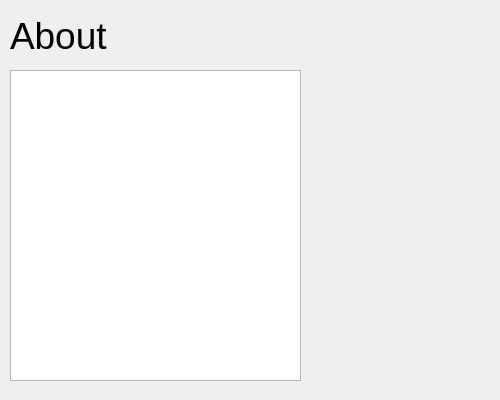
Old version of the form Monterey/rovabout.ui in the repository rovsuite/monterey.
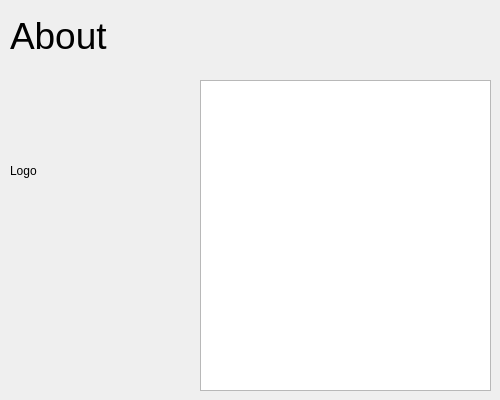
New version of the form.

Diff of the .ui file:
```diff
--- a/Monterey/rovabout.ui
+++ b/Monterey/rovabout.ui
@@ -34,8 +34,8 @@
   <widget class="QTextEdit" name="teAbout">
    <property name="geometry">
     <rect>
-     <x>10</x>
-     <y>70</y>
+     <x>200</x>
+     <y>80</y>
      <width>291</width>
      <height>311</height>
     </rect>
@@ -44,6 +44,19 @@
     <bool>true</bool>
    </property>
   </widget>
+  <widget class="QLabel" name="labelIcon">
+   <property name="geometry">
+    <rect>
+     <x>10</x>
+     <y>80</y>
+     <width>181</width>
+     <height>181</height>
+    </rect>
+   </property>
+   <property name="text">
+    <string>Logo</string>
+   </property>
+  </widget>
  </widget>
  <resources/>
  <connections/>
```
